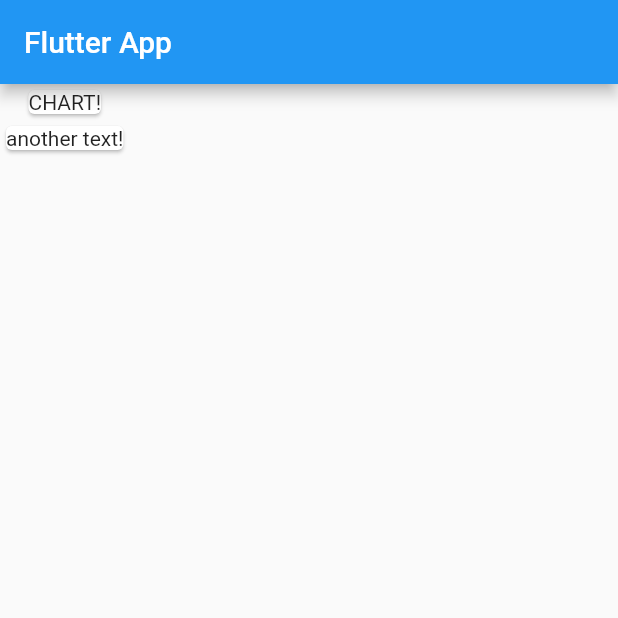
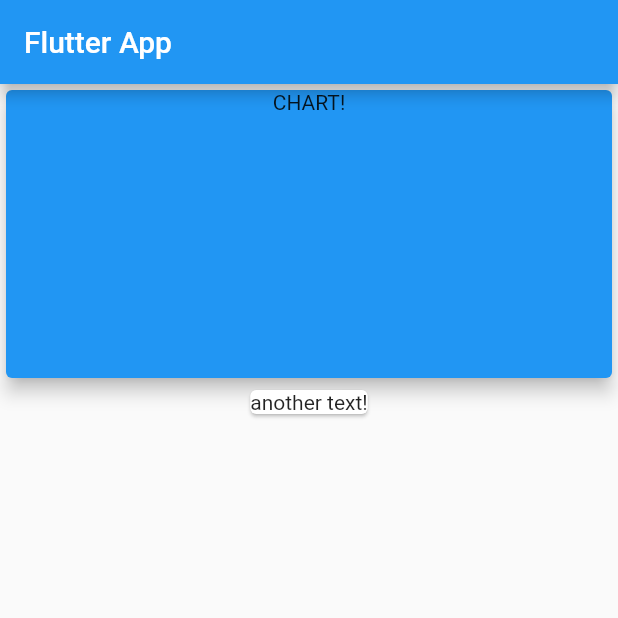
Before and after one commit to SohendarRana/PersonalExpenseApp, a Flutter app: the screen it shows after launch, on a phone screen of 412 x 824 dp, the top half of it. Run offline on Flutter 3.47's test engine with Material 2 defaults, Android fonts, the phone set to English and light mode, and no system bars.

Commit message:
created transcations demo data and listed itInMain

```diff
--- a/lib/main.dart
+++ b/lib/main.dart
@@ -1,4 +1,5 @@
 import 'package:flutter/material.dart';
+import 'transaction.dart';
 
 void main() => runApp(MyApp());
 
@@ -13,6 +14,10 @@
 }
 
 class MyHomePage extends StatelessWidget {
+  final List<Transaction> transactions = [
+    Transaction(id: 't1', title: 'ps5', amount: 999, date: DateTime.now()),
+    Transaction(id: 't2', title: 'xbox', amount: 899, date: DateTime.now()),
+  ];
   @override
   Widget build(BuildContext context) {
     return Scaffold(
@@ -21,8 +26,17 @@
         ),
         body: Column(
           children: [
-            Card(
-              child: Text("CHART!"),
+            Container(
+              width: double.infinity,
+              height: 200,
+              child: Card(
+                color: Colors.blue,
+                child: Text(
+                  "CHART!",
+                  textAlign: TextAlign.center,
+                ),
+                elevation: 5,
+              ),
             ),
             Card(
               child: Text("another text!"),
```
